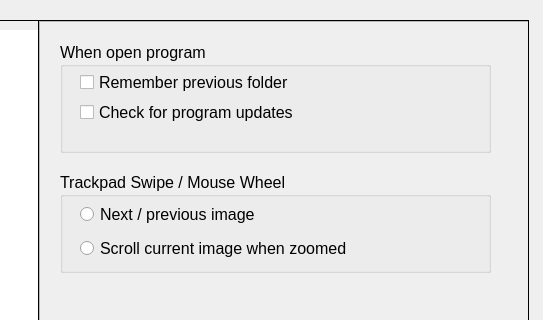
Qt form Dialogs/prefdlg.ui (towhee/Winnow64) before a commit; both pictures show x 162 to 705 and y 0 to 320 of the 705 by 588 pixel window.
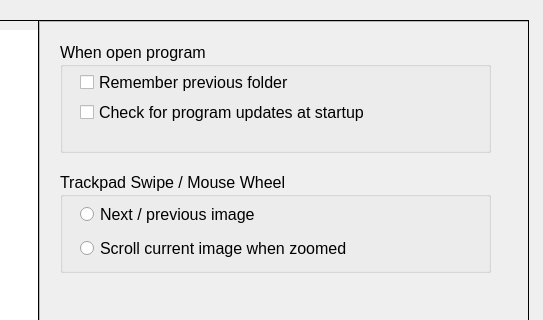
The same form after that commit. The open tabs and pages were chosen to show the change.

The edit to the form file:
```diff
--- a/Dialogs/prefdlg.ui
+++ b/Dialogs/prefdlg.ui
@@ -118,7 +118,7 @@
          <rect>
           <x>20</x>
           <y>60</y>
-          <width>261</width>
+          <width>360</width>
           <height>20</height>
          </rect>
         </property>
@@ -128,7 +128,7 @@
          </font>
         </property>
         <property name="text">
-         <string>Check for program updates</string>
+         <string>Check for program updates at startup</string>
         </property>
        </widget>
       </widget>
```
